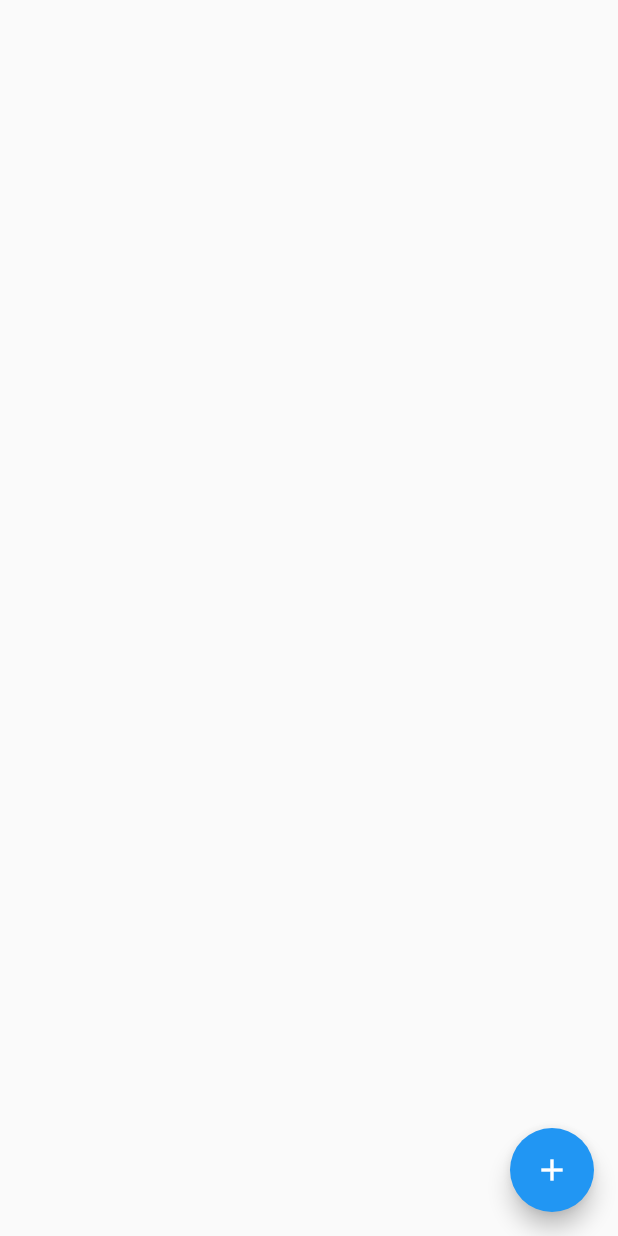
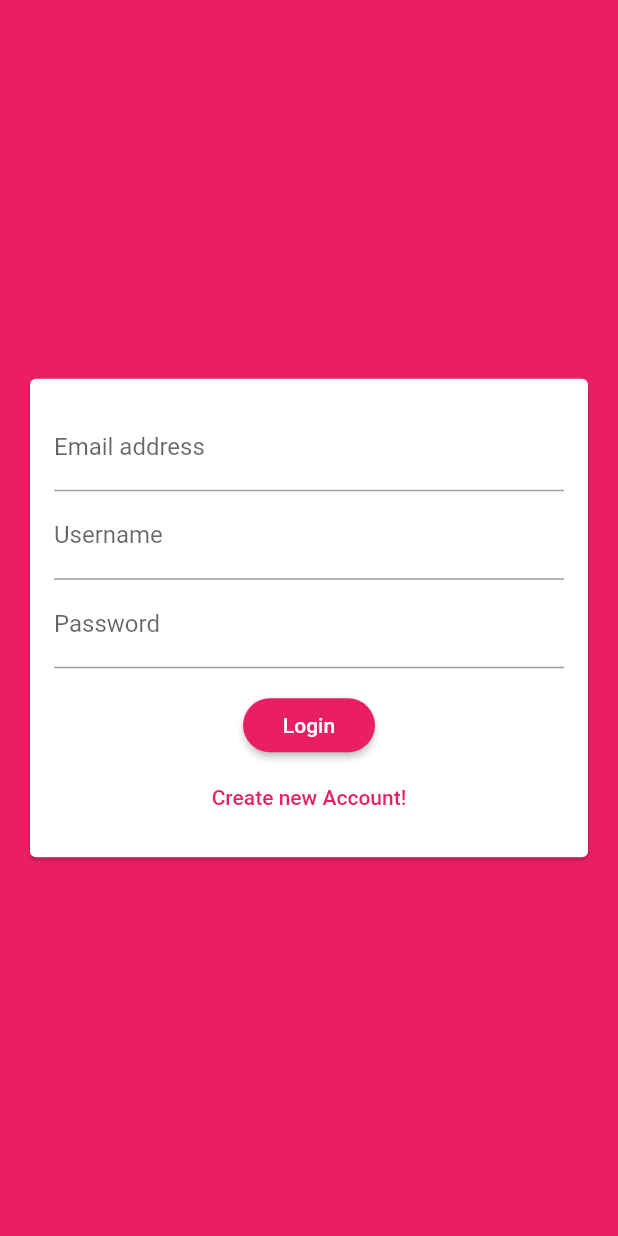
Before and after one commit to satyendrasingh8/chatApp, a Flutter app: the screen it shows after launch, on a phone screen of 412 x 824 dp. Run offline on Flutter 3.47's test engine with Material 2 defaults, Android fonts, the phone set to English and light mode, and no system bars; our stand-ins replace cloud_firestore; accounts and stored records are empty.

Commit message:
managing auth part

```diff
--- a/lib/main.dart
+++ b/lib/main.dart
@@ -1,3 +1,4 @@
+import 'package:chatApp/screens/auth_screen.dart';
 import 'package:chatApp/screens/chat_screen.dart';
 import 'package:flutter/material.dart';
 
@@ -13,11 +14,17 @@ class MyApp extends StatelessWidget {
       title: 'Chat App',
       theme: ThemeData(
 
-        primarySwatch: Colors.blue,
-
-        visualDensity: VisualDensity.adaptivePlatformDensity,
+        primarySwatch: Colors.pink,
+      backgroundColor: Colors.pink,
+      accentColor: Colors.deepPurple,
+      accentColorBrightness: Brightness.dark,
+      buttonTheme: ButtonTheme.of(context).copyWith(
+        buttonColor: Colors.pink,
+        textTheme: ButtonTextTheme.primary,
+        shape: RoundedRectangleBorder(borderRadius: BorderRadius.circular(20)),
+      )
       ),
-      home: ChatScreen(),
+      home: AuthScreen(),
     );
   }
 }
--- a/lib/screens/auth_screen.dart
+++ b/lib/screens/auth_screen.dart
@@ -0,0 +1,17 @@
+import 'package:chatApp/widgets/auth/auth_form.dart';
+import 'package:flutter/material.dart';
+
+class AuthScreen extends StatefulWidget {
+  @override
+  _AuthScreenState createState() => _AuthScreenState();
+}
+
+class _AuthScreenState extends State<AuthScreen> {
+  @override
+  Widget build(BuildContext context) {
+    return Scaffold(
+      backgroundColor: Theme.of(context).primaryColor,
+      body: AuthForm()
+    );
+  }
+}
--- a/lib/screens/chat_screen.dart
+++ b/lib/screens/chat_screen.dart
@@ -15,16 +15,21 @@ class ChatScreen extends StatelessWidget {
                   child: CircularProgressIndicator(),
                 );
               }
-              final documents = streamSnapShot.data.documents;
+              final Documents = streamSnapShot.data.documents;
               return ListView.builder(
-                itemCount: documents.length,
-                itemBuilder: (ctx, i) => Container(
+                itemCount: Documents.length,
+                itemBuilder: (ctx, index) => Container(
                   padding: EdgeInsets.all(8),
-                  child: Text(documents[i]['text']),
+                  child: Text(Documents[index]['text']),
                 ),
               );
             }),
-        floatingActionButton:
-            FloatingActionButton(child: Icon(Icons.add), onPressed: () {}));
+        floatingActionButton: FloatingActionButton(
+            child: Icon(Icons.add),
+            onPressed: () {
+              Firestore.instance
+                  .collection('chats/qlxlom4AuKMJNjSo3w4a/messages')
+                  .add({'text': 'this was addded bi clicking the button4!'});
+            }));
   }
 }
--- /dev/null
+++ b/lib/widgets/auth/auth_form.dart
@@ -0,0 +1,48 @@
+import 'package:flutter/material.dart';
+
+class AuthForm extends StatefulWidget {
+  @override
+  _AuthFormState createState() => _AuthFormState();
+}
+
+class _AuthFormState extends State<AuthForm> {
+  @override
+  Widget build(BuildContext context) {
+    return Center(
+      child: Card(
+        margin: EdgeInsets.all(20),
+        child: SingleChildScrollView(
+          child: Padding(
+            padding: EdgeInsets.all(16),
+            child: Form(
+              child: Column(
+                mainAxisSize: MainAxisSize.min,
+                children: [
+                  TextFormField(
+                    keyboardType: TextInputType.emailAddress,
+                    decoration: InputDecoration(labelText: 'Email address'),
+                  ),
+                  TextFormField(
+                    decoration: InputDecoration(labelText: 'Username'),
+                  ),
+                  TextFormField(
+                    decoration: InputDecoration(labelText: 'Password'),
+                    obscureText: true,
+                  ),
+                  SizedBox(
+                    height: 14,
+                  ),
+                  RaisedButton(child: Text('Login'), onPressed: (){}),
+
+                  FlatButton(
+                    textColor: Theme.of(context).primaryColor,
+                    onPressed: (){}, child: Text('Create new Account!'))
+                ],
+              ),
+            ),
+          ),
+        ),
+      ),
+    );
+  }
+}
```
